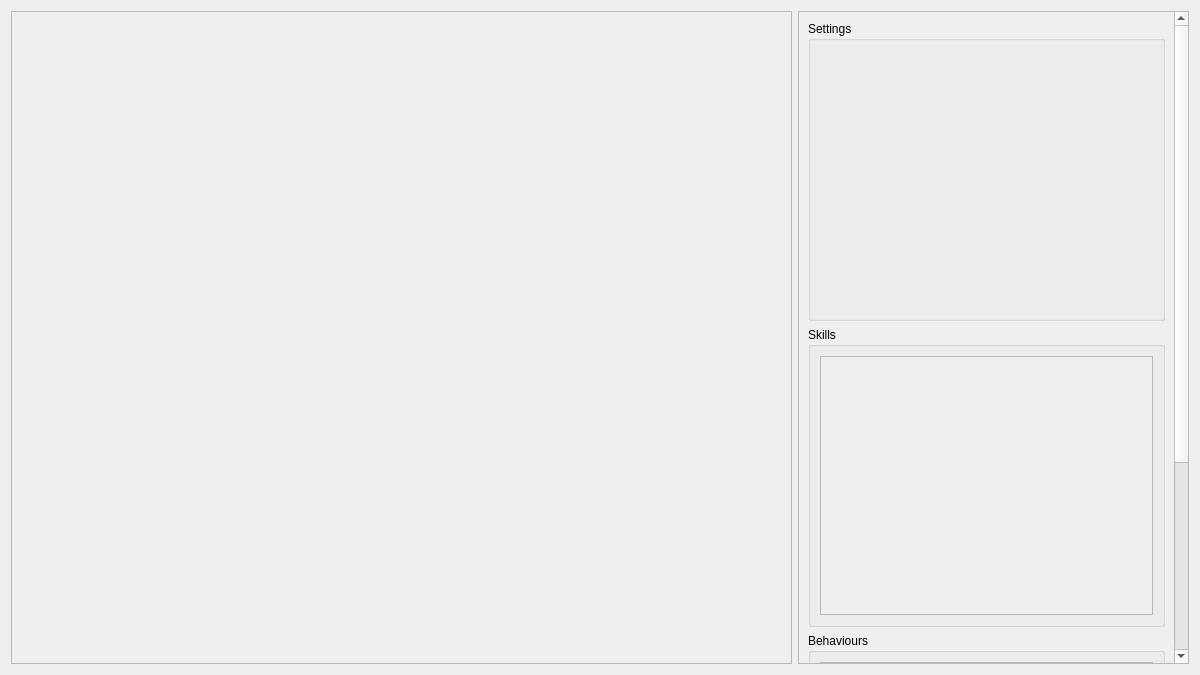
Old version of the form resources/ui/MissionView.ui in the repository nicolasseznec/PROJ-H402_SkillWizard.
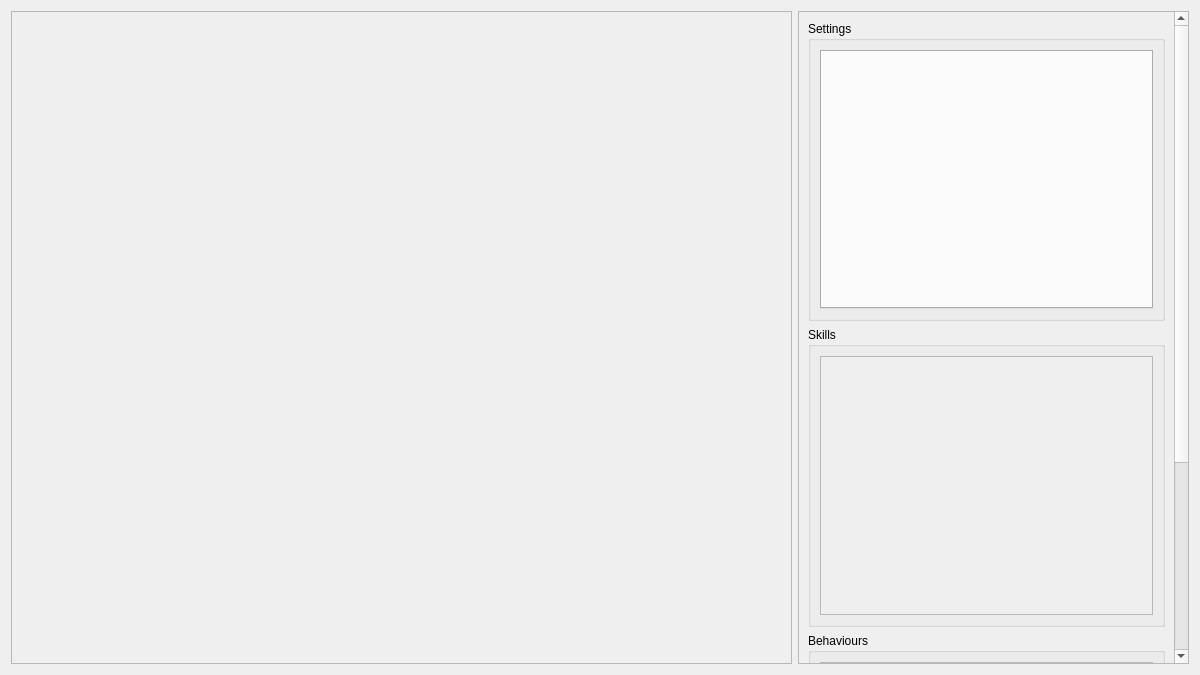
New version of the form.

```diff
--- a/resources/ui/MissionView.ui
+++ b/resources/ui/MissionView.ui
@@ -80,6 +80,30 @@
          <property name="checked">
           <bool>false</bool>
          </property>
+         <layout class="QVBoxLayout" name="verticalLayout_7">
+          <item>
+           <widget class="QTabWidget" name="SettingsTabs">
+            <property name="font">
+             <font>
+              <family>MS Shell Dlg 2</family>
+              <pointsize>10</pointsize>
+              <weight>9</weight>
+              <italic>false</italic>
+              <bold>false</bold>
+             </font>
+            </property>
+            <property name="styleSheet">
+             <string notr="true">font: 75 10pt &quot;MS Shell Dlg 2&quot;;</string>
+            </property>
+            <property name="tabShape">
+             <enum>QTabWidget::Rounded</enum>
+            </property>
+            <property name="currentIndex">
+             <number>-1</number>
+            </property>
+           </widget>
+          </item>
+         </layout>
         </widget>
        </item>
        <item>
```
